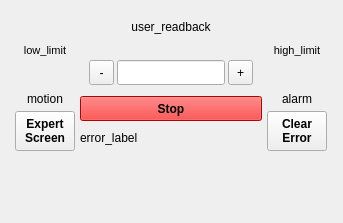
This is typhos/ui/widgets/positioner.ui in pcdshub/typhos as Qt 5 draws it before an edit. The edited form follows.
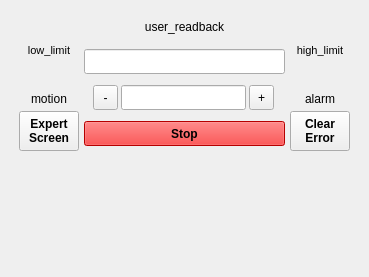
This is the edited form. Custom widgets are drawn as their Qt base class.

Commit message: FIX: make setpoint work for original positioner widget, adjust sizing

```diff
--- a/typhos/ui/widgets/positioner.ui
+++ b/typhos/ui/widgets/positioner.ui
@@ -6,8 +6,8 @@
    <rect>
     <x>0</x>
     <y>0</y>
-    <width>343</width>
-    <height>212</height>
+    <width>369</width>
+    <height>277</height>
    </rect>
   </property>
   <property name="sizePolicy">
@@ -319,17 +319,23 @@
         <item>
          <widget class="PyDMLabel" name="user_readback">
           <property name="sizePolicy">
-           <sizepolicy hsizetype="Expanding" vsizetype="Fixed">
+           <sizepolicy hsizetype="Fixed" vsizetype="Fixed">
             <horstretch>0</horstretch>
             <verstretch>0</verstretch>
            </sizepolicy>
           </property>
           <property name="minimumSize">
            <size>
-            <width>0</width>
+            <width>201</width>
             <height>25</height>
            </size>
           </property>
+          <property name="maximumSize">
+           <size>
+            <width>201</width>
+            <height>16777215</height>
+           </size>
+          </property>
           <property name="toolTip">
            <string/>
           </property>
@@ -350,17 +356,32 @@
           </property>
          </widget>
         </item>
-        <item>
+        <item alignment="Qt::AlignHCenter">
          <widget class="PyDMLineEdit" name="user_setpoint">
+          <property name="sizePolicy">
+           <sizepolicy hsizetype="Fixed" vsizetype="Fixed">
+            <horstretch>0</horstretch>
+            <verstretch>0</verstretch>
+           </sizepolicy>
+          </property>
+          <property name="minimumSize">
+           <size>
+            <width>201</width>
+            <height>25</height>
+           </size>
+          </property>
           <property name="maximumSize">
            <size>
-            <width>0</width>
-            <height>0</height>
+            <width>201</width>
+            <height>16777215</height>
            </size>
           </property>
           <property name="toolTip">
            <string/>
           </property>
+          <property name="alignment">
+           <set>Qt::AlignCenter</set>
+          </property>
          </widget>
         </item>
         <item>
@@ -397,9 +418,21 @@
            </item>
            <item>
             <widget class="QLineEdit" name="tweak_value">
+             <property name="sizePolicy">
+              <sizepolicy hsizetype="Fixed" vsizetype="Fixed">
+               <horstretch>0</horstretch>
+               <verstretch>0</verstretch>
+              </sizepolicy>
+             </property>
              <property name="minimumSize">
               <size>
-               <width>60</width>
+               <width>125</width>
+               <height>25</height>
+              </size>
+             </property>
+             <property name="maximumSize">
+              <size>
+               <width>125</width>
                <height>25</height>
               </size>
              </property>
@@ -473,7 +506,7 @@
            <string/>
           </property>
           <property name="text">
-           <string>error_label</string>
+           <string/>
           </property>
           <property name="wordWrap">
            <bool>true</bool>
@@ -718,16 +751,6 @@
   </layout>
  </widget>
  <customwidgets>
-  <customwidget>
-   <class>TyphosAlarmCircle</class>
-   <extends>QWidget</extends>
-   <header>typhos.alarm</header>
-  </customwidget>
-  <customwidget>
-   <class>TyphosRelatedSuiteButton</class>
-   <extends>QPushButton</extends>
-   <header>typhos.related_display</header>
-  </customwidget>
   <customwidget>
    <class>PyDMLabel</class>
    <extends>QLabel</extends>
@@ -743,6 +766,16 @@
    <extends>QLineEdit</extends>
    <header>pydm.widgets.line_edit</header>
   </customwidget>
+  <customwidget>
+   <class>TyphosAlarmCircle</class>
+   <extends>QWidget</extends>
+   <header>typhos.alarm</header>
+  </customwidget>
+  <customwidget>
+   <class>TyphosRelatedSuiteButton</class>
+   <extends>QPushButton</extends>
+   <header>typhos.related_display</header>
+  </customwidget>
  </customwidgets>
  <resources/>
  <connections/>
```
The commit also changes 1 other file.
